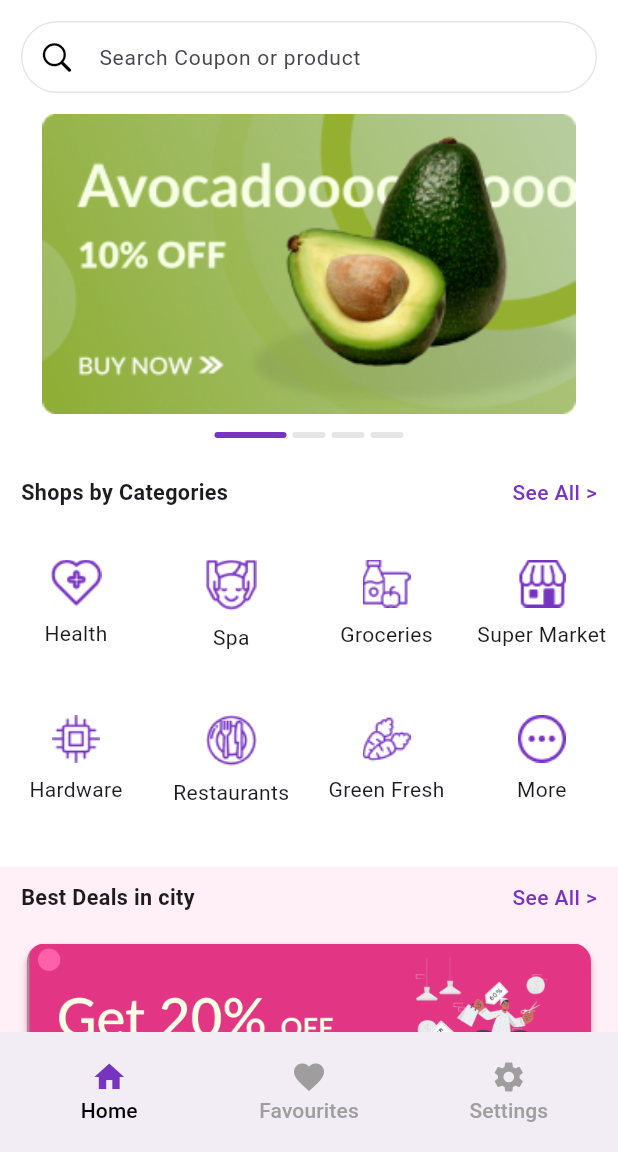
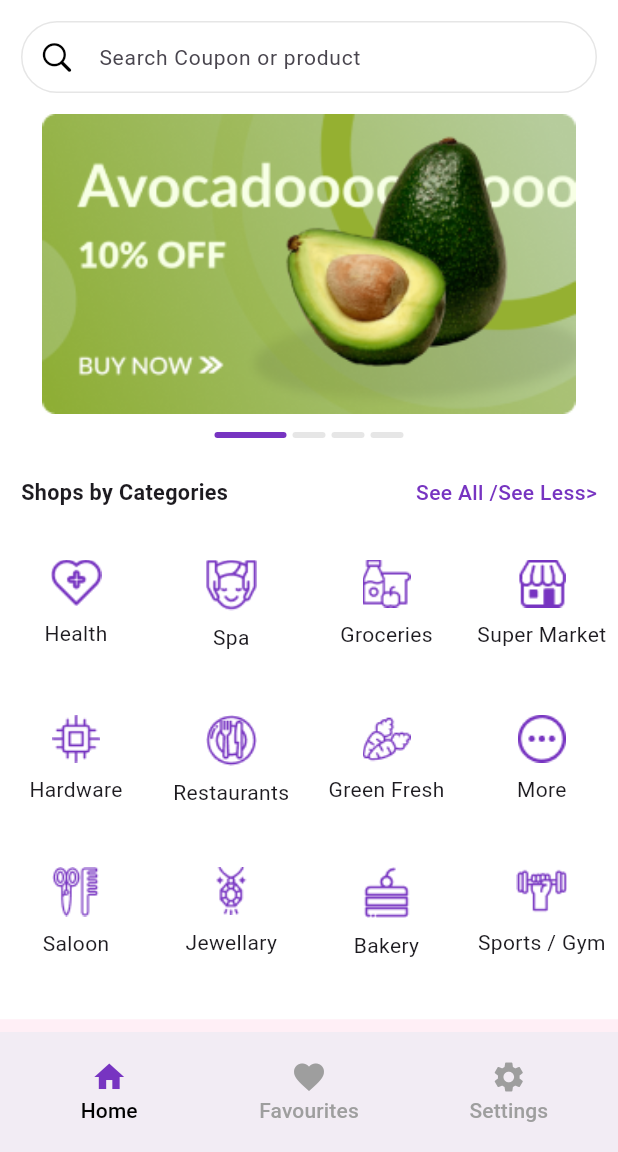
Before and after one commit to Androidaareesh/Takeurs-userapp, a Flutter app: the screen it shows after launch, on a phone screen of 412 x 824 dp, the part 84-1236 px from its top. Run offline on Flutter 3.47's test engine with Material 2 defaults, Android fonts, the phone set to English and light mode, and no system bars; drawn by our look-alikes of carousel_slider, dots_indicator; our stand-ins replace flutter_svg, get.

Commit message:
see more/less

```diff
--- a/lib/Screens/HomeScreen.dart
+++ b/lib/Screens/HomeScreen.dart
@@ -21,7 +21,9 @@ class HomeScreen extends StatefulWidget {
   State<HomeScreen> createState() => _HomeScreenState();
 }
 
+
 class _HomeScreenState extends State<HomeScreen> {
+  bool isVisible = true;
   int _colorIndex = 0;
 
   int _currentIndex = 0;
@@ -146,14 +148,25 @@ class _HomeScreenState extends State<HomeScreen> {
               height: 14,
             ),
             CustomText(
-              buttonText: 'See All >',
+              buttonText: 'See All /See Less>',
               categoryTitle: 'Shops by Categories',
-              onPressed: () {},
+              onPressed: () {
+                setState(() {
+                  isVisible = !isVisible;
+                });
+              },
             ),
             const SizedBox(
               height: 24,
             ),
             Categories(),
+             Visibility(
+              visible: isVisible,
+                // maintainAnimation: true,
+                // maintainSize: true,
+                // maintainState: true,
+                // maintainSemantics: true,
+              child: const HideCategory()),
             Container(
               color: AppColors.litPink.withAlpha(26),
               child: Column(children: [
--- a/lib/models/health_categoty_model.dart
+++ b/lib/models/health_categoty_model.dart
@@ -18,14 +18,14 @@ class CategoryCard extends StatelessWidget {
         decoration: BoxDecoration(
             color:AppColors.white,
             borderRadius: BorderRadius.circular(15),
-            boxShadow: const [
+            boxShadow:  [
               BoxShadow(
+                offset: const Offset(4,4),
+                blurRadius: 10,
+                spreadRadius: 1,
+                color:Colors.grey.shade600,
+              ),
 
-                offset: Offset(0,20),
-                blurRadius: 7,
-                spreadRadius: 100,
-                color:AppColors.black,
-              )
             ]),
         child: Material(
           color: Colors.transparent,
@@ -39,7 +39,7 @@ class CategoryCard extends StatelessWidget {
                     crossAxisAlignment: CrossAxisAlignment.start,
                     children: [
                       Icon(Icons.favorite_border_outlined,
-                      color: AppColors.white,),
+                      color: AppColors.black,),
                     ],
                   ),
 
--- a/lib/widgets/Categories.dart
+++ b/lib/widgets/Categories.dart
@@ -58,6 +58,8 @@ class Categories extends StatelessWidget {
     },
   ];
 
+
+
   // int _getCrossAxisCount(BuildContext context) {
   //   double screenWidth = MediaQuery.of(context).size.width;
   //   int crossAxisCount = 2;
@@ -97,7 +99,7 @@ class Categories extends StatelessWidget {
                       child: Text(
                     savedProducts[index]["itemName"],
                     textAlign: TextAlign.center,
-                  ))
+                  )),
                 ],
               ),
             ),
@@ -105,3 +107,74 @@ class Categories extends StatelessWidget {
         });
   }
 }
+
+
+class HideCategory extends StatefulWidget {
+  const HideCategory({super.key});
+
+  @override
+  State<HideCategory> createState() => _HideCategoryState();
+}
+
+class _HideCategoryState extends State<HideCategory> {
+  bool isVisible = true;
+  List<Map<String, dynamic>> hideCategories = [
+    {
+      "img": "assets/svg_icons/comb.png",
+      "itemName": "Saloon",
+    },
+    {
+      "img": "assets/svg_icons/gold.png",
+      "itemName": "Jewellary",
+    },
+    {
+      "img": "assets/svg_icons/cake.png",
+      "itemName": "Bakery",
+    },
+    {
+      "img": "assets/svg_icons/gym.png",
+      "itemName": "Sports / Gym",
+    },
+  ];
+  @override
+  Widget build(BuildContext context) {
+    return  GridView.builder(
+        itemCount: hideCategories.length,
+        physics: const NeverScrollableScrollPhysics(),
+        shrinkWrap: true,
+        gridDelegate: const SliverGridDelegateWithFixedCrossAxisCount(
+          crossAxisCount: 4,
+          crossAxisSpacing: 2,
+          mainAxisSpacing: 2,
+        ),
+        itemBuilder: (context, index) {
+          return Padding(
+            padding: const EdgeInsets.only(left: 6.0, right: 6.0),
+            child: GestureDetector(
+              onTap: () {
+                Navigator.push(context, MaterialPageRoute(builder: ((context)=>const HealthCategories())));
+              },
+              child: Visibility(
+              visible: isVisible,
+              maintainAnimation: true,
+              maintainSize: true,
+              maintainState: true,
+                child: Column(
+                  children: [
+                    Flexible(child: Image.asset(hideCategories[index]["img"])),
+                    const SizedBox(
+                      height: 8,
+                    ),
+                    Flexible(
+                        child: Text(
+                      hideCategories[index]["itemName"],
+                      textAlign: TextAlign.center,
+                    )),
+                  ],
+                ),
+              ),
+            ),
+          );
+        });
+  }
+}
```
